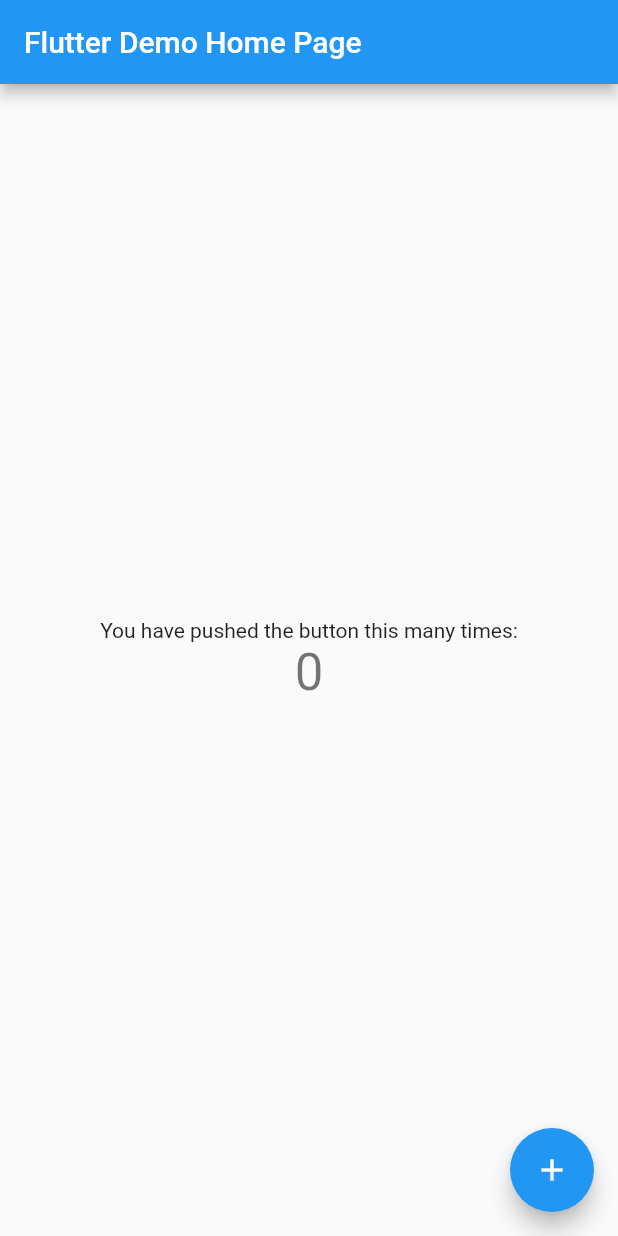
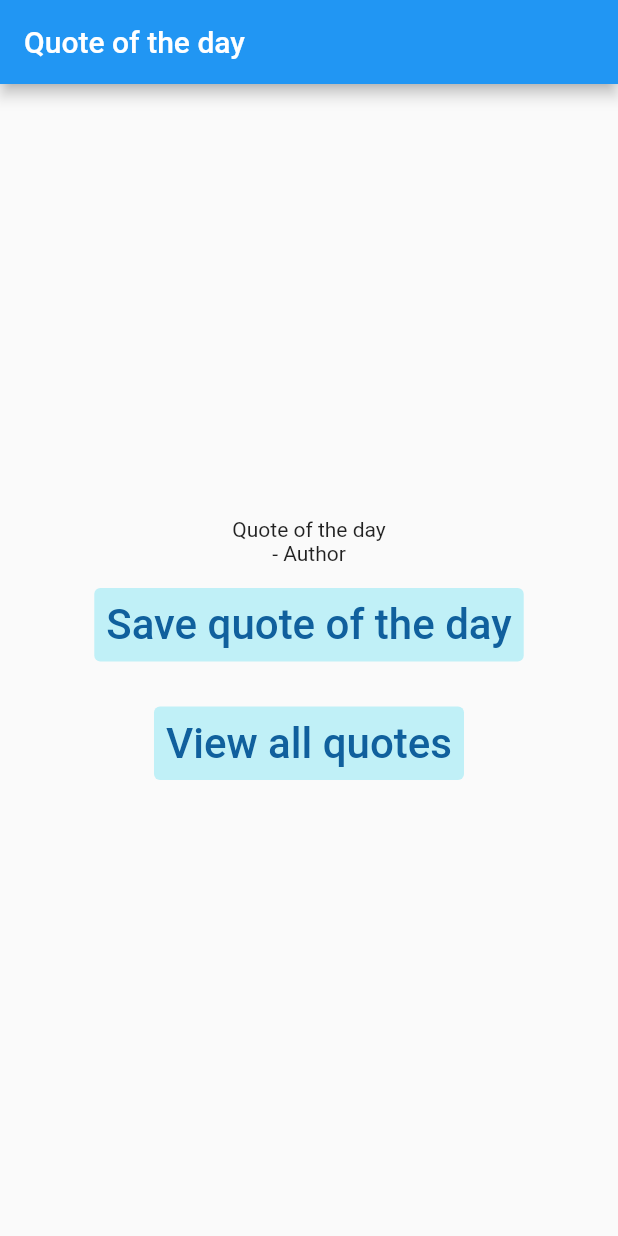
Before and after one commit to z1kolarova/QuoteAppFlutter, a Flutter app: the screen it shows after launch, on a phone screen of 412 x 824 dp. Run offline on Flutter 3.47's test engine with Material 2 defaults, Android fonts, the phone set to English and light mode, and no system bars.

Commit message:
First draft of the main screen

```diff
--- /dev/null
+++ b/quote_app_flutter/lib/all_quotes.dart
@@ -0,0 +1,35 @@
+import 'package:flutter/cupertino.dart';
+import 'package:flutter/material.dart';
+
+class AllQuotesWidget extends StatefulWidget {
+  @override
+  State<StatefulWidget> createState() => AllQuotesWidgetState();
+}
+
+class AllQuotesWidgetState extends State<AllQuotesWidget> {
+  @override
+  Widget build(BuildContext context) {
+    return Scaffold(
+      appBar: AppBar(
+        title: const Text('All saved quotes'),
+      ),
+      body: Center(
+        child: Column(
+          mainAxisAlignment: MainAxisAlignment.center,
+          children: <Widget>[
+          ],
+        ),
+      ),
+    );
+  }
+
+  Widget buildMenuButton(String text, void Function()? onPressed) {
+    return Padding(
+        padding: const EdgeInsets.all(15),
+        child: TextButton(
+            onPressed: onPressed,
+            style: TextButton.styleFrom(backgroundColor: const Color(0xFFC0F0F7),
+                foregroundColor: const Color(0xFF10609D)),
+            child: Text(text, textScaleFactor: 2)));
+  }
+}
--- a/quote_app_flutter/lib/main.dart
+++ b/quote_app_flutter/lib/main.dart
@@ -1,4 +1,5 @@
 import 'package:flutter/material.dart';
+import 'package:quote_app_flutter/quote_of_the_day.dart';
 
 void main() {
   runApp(const MyApp());
@@ -13,103 +14,9 @@ class MyApp extends StatelessWidget {
     return MaterialApp(
       title: 'Flutter Demo',
       theme: ThemeData(
-        // This is the theme of your application.
-        //
-        // Try running your application with "flutter run". You'll see the
-        // application has a blue toolbar. Then, without quitting the app, try
-        // changing the primarySwatch below to Colors.green and then invoke
-        // "hot reload" (press "r" in the console where you ran "flutter run",
-        // or simply save your changes to "hot reload" in a Flutter IDE).
-        // Notice that the counter didn't reset back to zero; the application
-        // is not restarted.
         primarySwatch: Colors.blue,
       ),
-      home: const MyHomePage(title: 'Flutter Demo Home Page'),
+      home: QuoteOfTheDayWidget(),
     );
   }
 }
-
-class MyHomePage extends StatefulWidget {
-  const MyHomePage({super.key, required this.title});
-
-  // This widget is the home page of your application. It is stateful, meaning
-  // that it has a State object (defined below) that contains fields that affect
-  // how it looks.
-
-  // This class is the configuration for the state. It holds the values (in this
-  // case the title) provided by the parent (in this case the App widget) and
-  // used by the build method of the State. Fields in a Widget subclass are
-  // always marked "final".
-
-  final String title;
-
-  @override
-  State<MyHomePage> createState() => _MyHomePageState();
-}
-
-class _MyHomePageState extends State<MyHomePage> {
-  int _counter = 0;
-
-  void _incrementCounter() {
-    setState(() {
-      // This call to setState tells the Flutter framework that something has
-      // changed in this State, which causes it to rerun the build method below
-      // so that the display can reflect the updated values. If we changed
-      // _counter without calling setState(), then the build method would not be
-      // called again, and so nothing would appear to happen.
-      _counter++;
-    });
-  }
-
-  @override
-  Widget build(BuildContext context) {
-    // This method is rerun every time setState is called, for instance as done
-    // by the _incrementCounter method above.
-    //
-    // The Flutter framework has been optimized to make rerunning build methods
-    // fast, so that you can just rebuild anything that needs updating rather
-    // than having to individually change instances of widgets.
-    return Scaffold(
-      appBar: AppBar(
-        // Here we take the value from the MyHomePage object that was created by
-        // the App.build method, and use it to set our appbar title.
-        title: Text(widget.title),
-      ),
-      body: Center(
-        // Center is a layout widget. It takes a single child and positions it
-        // in the middle of the parent.
-        child: Column(
-          // Column is also a layout widget. It takes a list of children and
-          // arranges them vertically. By default, it sizes itself to fit its
-          // children horizontally, and tries to be as tall as its parent.
-          //
-          // Invoke "debug painting" (press "p" in the console, choose the
-          // "Toggle Debug Paint" action from the Flutter Inspector in Android
-          // Studio, or the "Toggle Debug Paint" command in Visual Studio Code)
-          // to see the wireframe for each widget.
-          //
-          // Column has various properties to control how it sizes itself and
-          // how it positions its children. Here we use mainAxisAlignment to
-          // center the children vertically; the main axis here is the vertical
-          // axis because Columns are vertical (the cross axis would be
-          // horizontal).
-          mainAxisAlignment: MainAxisAlignment.center,
-          children: <Widget>[
-            const Text(
-              'You have pushed the button this many times:',
-            ),
-            Text(
-              '$_counter',
-              style: Theme.of(context).textTheme.headlineMedium,
-            ),
-          ],
-        ),
-      ),
-      floatingActionButton: FloatingActionButton(
-        onPressed: _incrementCounter,
-        tooltip: 'Increment',
-        child: const Icon(Icons.add),
-      ), // This trailing comma makes auto-formatting nicer for build methods.
-    );
-  }
-}
--- /dev/null
+++ b/quote_app_flutter/lib/quote_of_the_day.dart
@@ -0,0 +1,43 @@
+import 'package:flutter/cupertino.dart';
+import 'package:flutter/material.dart';
+
+class QuoteOfTheDayWidget extends StatefulWidget {
+  @override
+  State<StatefulWidget> createState() => QuoteOfTheDayWidgetState();
+}
+
+class QuoteOfTheDayWidgetState extends State<QuoteOfTheDayWidget> {
+  @override
+  Widget build(BuildContext context) {
+    return Scaffold(
+      appBar: AppBar(
+        title: const Text('Quote of the day'),
+      ),
+      body: Center(
+        child: Column(
+          mainAxisAlignment: MainAxisAlignment.center,
+          children: <Widget>[
+            const Text(
+              'Quote of the day',
+            ),
+            const Text(
+              '- Author',
+            ),
+            buildMenuButton('Save quote of the day', () {}),
+            buildMenuButton('View all quotes', () {}),
+          ],
+        ),
+      ),
+    );
+  }
+
+  Widget buildMenuButton(String text, void Function()? onPressed) {
+    return Padding(
+        padding: const EdgeInsets.all(15),
+        child: TextButton(
+            onPressed: onPressed,
+            style: TextButton.styleFrom(backgroundColor: const Color(0xFFC0F0F7),
+            foregroundColor: const Color(0xFF10609D)),
+            child: Text(text, textScaleFactor: 2)));
+  }
+}
```
